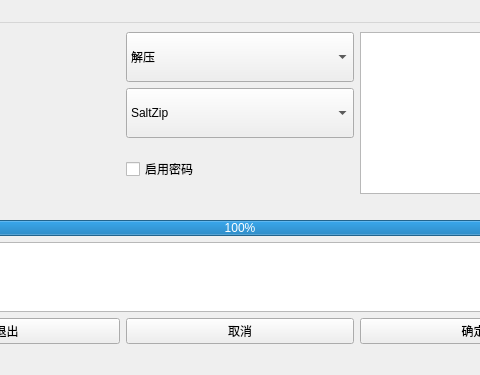
Above: gui.ui from H2Sxxa/SaltZip-QT before the change; both pictures show x 116 to 596 and y 0 to 375 of the 712 by 375 pixel window. Below: the same form after it.
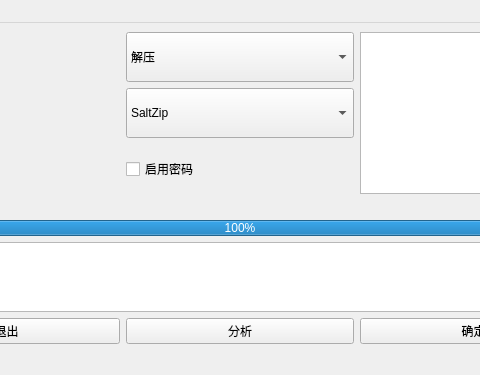
That is the form after the change.

What changed in the file:
```diff
--- a/gui.ui
+++ b/gui.ui
@@ -112,7 +112,7 @@
        </sizepolicy>
       </property>
       <property name="text">
-       <string>取消</string>
+       <string>分析</string>
       </property>
      </widget>
     </item>
```
Left out of the diff: 10 changed lines with no effect on the pictures.
